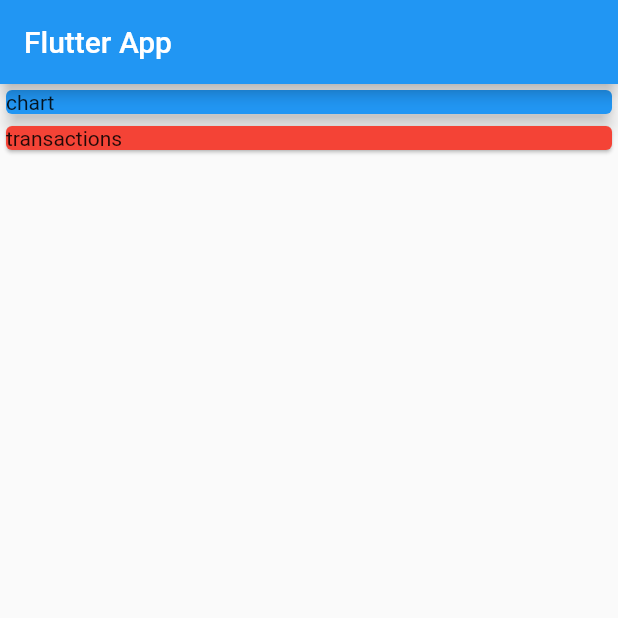
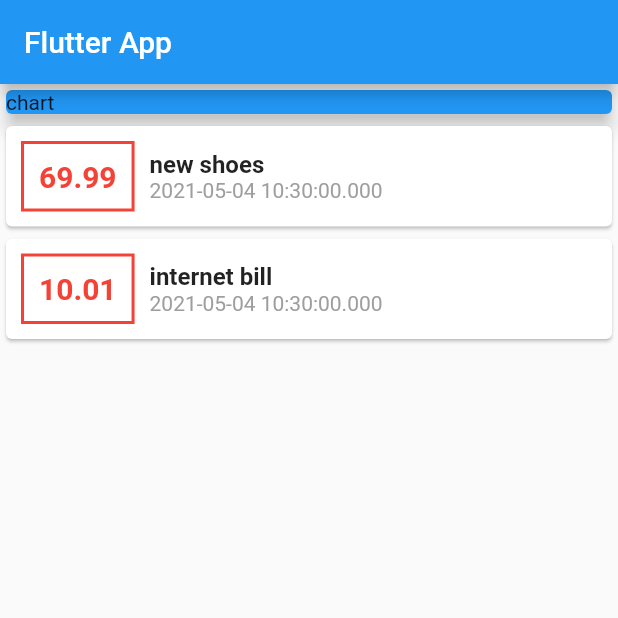
Before and after one commit to fiend361/flutter-personal-expenses-app, a Flutter app: the screen it shows after launch, on a phone screen of 412 x 824 dp, the top half of it. Run offline on Flutter 3.47's test engine with Material 2 defaults, Android fonts, the phone set to English and light mode, and no system bars.

Commit message:
Updated UI

```diff
--- a/lib/main.dart
+++ b/lib/main.dart
@@ -30,7 +30,7 @@ class MyHomePage extends StatelessWidget {
     Transaction(
       id: 't2',
       title: 'internet bill',
-      amount: 10.0,
+      amount: 10.01,
       date: DateTime.now(),
     ),
   ];
@@ -53,10 +53,55 @@ class MyHomePage extends StatelessWidget {
               elevation: 5,
             ),
           ),
-          Card(
-            color: Colors.red,
-            child: Text('transactions'),
-          )
+          Column(
+            children: transactions.map((tx) {
+              return Card(
+                child: Row(
+                  children: <Widget>[
+                    Container(
+                      margin: EdgeInsets.symmetric(
+                        vertical: 10,
+                        horizontal: 10,
+                      ),
+                      decoration: BoxDecoration(
+                        border: Border.all(
+                          color: Colors.red,
+                          width: 2,
+                        ),
+                      ),
+                      padding: EdgeInsets.all(10),
+                      child: Text(
+                        tx.amount.toString(),
+                        style: TextStyle(
+                          fontWeight: FontWeight.bold,
+                          fontSize: 20,
+                          color: Colors.red,
+                        ),
+                      ),
+                    ),
+                    Column(
+                      crossAxisAlignment: CrossAxisAlignment.start,
+                      children: <Widget>[
+                        Text(
+                          tx.title,
+                          style: TextStyle(
+                            fontSize: 16,
+                            fontWeight: FontWeight.bold,
+                          ),
+                        ),
+                        Text(
+                          tx.date.toString(),
+                          style: TextStyle(
+                            color: Colors.grey,
+                          ),
+                        ),
+                      ],
+                    ),
+                  ],
+                ),
+              );
+            }).toList(),
+          ),
         ],
       ),
     );
```
